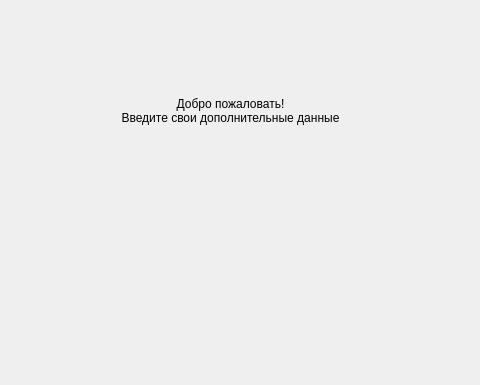
LevGolodin/C-Project, file untitled1/profile.ui: the form before one commit; both pictures show x 150 to 630 and y 0 to 385 of the 800 by 600 pixel window.
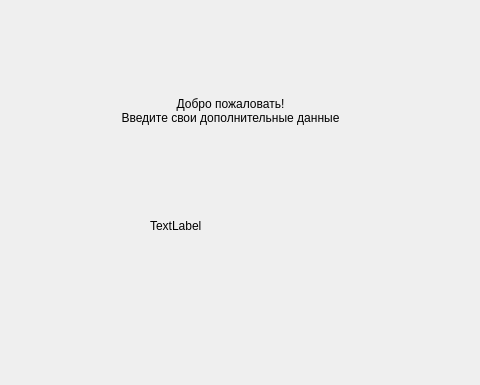
The form after the commit.

Patch:
```diff
--- a/untitled1/profile.ui
+++ b/untitled1/profile.ui
@@ -31,6 +31,19 @@
      <set>Qt::AlignCenter</set>
     </property>
    </widget>
+   <widget class="QLabel" name="label_2">
+    <property name="geometry">
+     <rect>
+      <x>300</x>
+      <y>200</y>
+      <width>181</width>
+      <height>51</height>
+     </rect>
+    </property>
+    <property name="text">
+     <string>TextLabel</string>
+    </property>
+   </widget>
   </widget>
   <widget class="QMenuBar" name="menubar">
    <property name="geometry">
```
